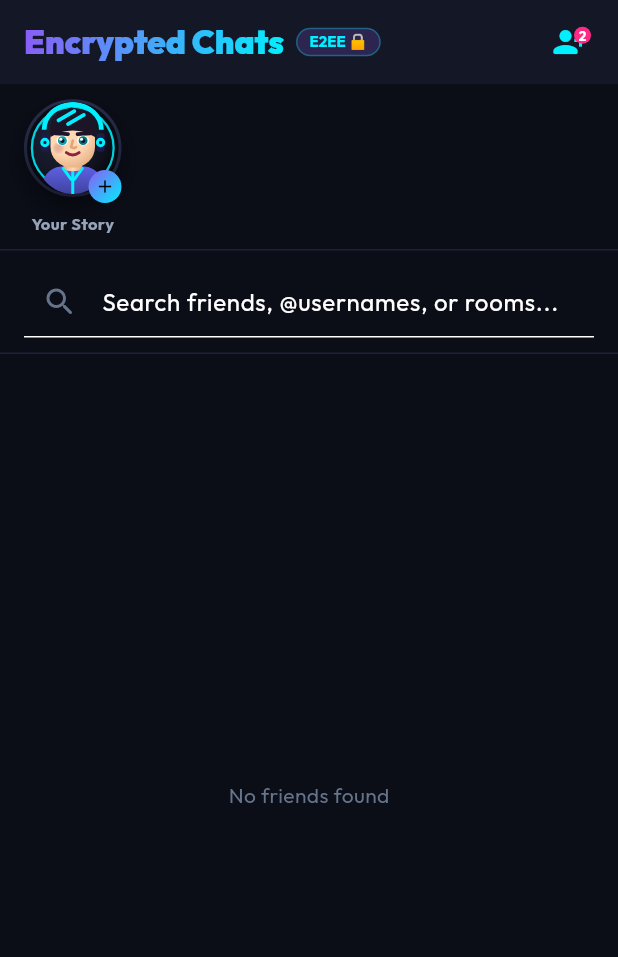
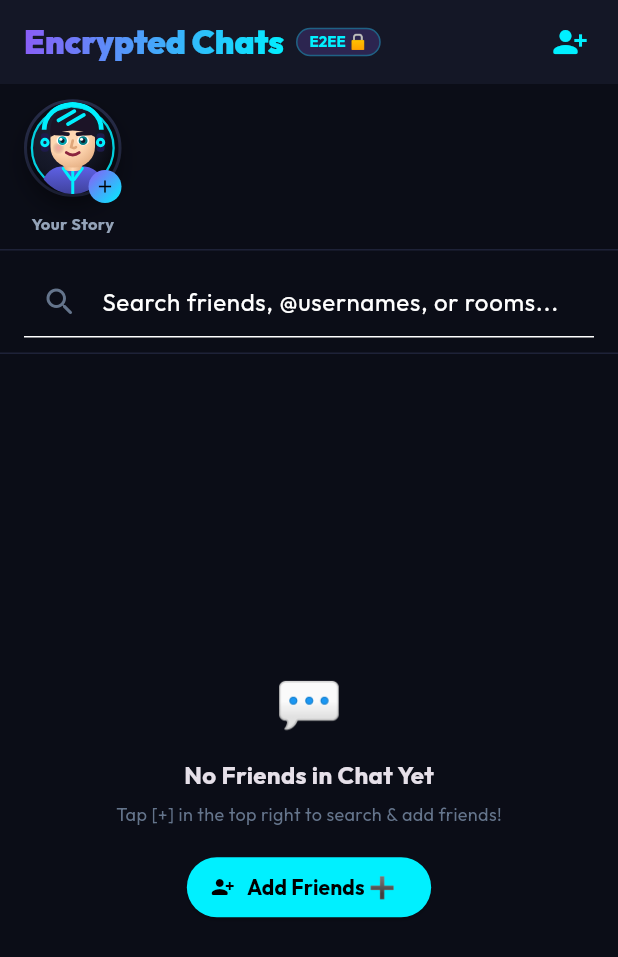
Before and after one commit to Divyanshu7300/PieC, a Flutter app: the ChatListScreen screen opened directly, on a phone screen of 412 x 824 dp. Shown: the top 957 px of the screen. Run offline on Flutter 3.47's test engine with Material 3 defaults, Android fonts, the phone set to English and light mode, and no system bars; our stand-ins replace cloud_firestore, firebase_auth, firebase_core, firebase_messaging, flutter_map, geolocator and 3 more; missing offline and left inert: encrypt; accounts and stored records are empty.

Commit message:
fix(core): Comprehensive overhaul of Friends List, Real-time Chat Sync, Dynamic Badge Counter, Reciprocal Friendship and Map Pins

```diff
--- a/lib/screens/chat/chat_list_screen.dart
+++ b/lib/screens/chat/chat_list_screen.dart
@@ -1,9 +1,14 @@
 import 'package:flutter/material.dart';
 import 'package:intl/intl.dart';
 import 'package:piec/core/constants/app_colors.dart';
+import 'package:piec/core/models/call_session_model.dart';
 import 'package:piec/core/models/user_model.dart';
 import 'package:piec/core/services/auth_service.dart';
+import 'package:piec/core/services/call_service.dart';
 import 'package:piec/core/services/chat_service.dart';
+import 'package:piec/core/services/firestore_chat_service.dart';
+import 'package:piec/core/services/friend_service.dart';
+import 'package:piec/screens/call/active_call_screen.dart';
 import 'package:piec/screens/chat/chat_room_screen.dart';
 import 'package:piec/screens/friends/add_friends_hub_modal.dart';
 import 'package:piec/widgets/avatar/gamified_avatar.dart';
@@ -33,12 +38,9 @@ class _ChatListScreenState extends State<ChatListScreen> {
   Widget build(BuildContext context) {
     final auth = Provider.of<AuthService>(context);
     final chatService = Provider.of<ChatService>(context);
-
-    final filteredFriends = chatService.friends.where((f) {
-      final nameMatches = f.name.toLowerCase().contains(_searchQuery.toLowerCase());
-      final usernameMatches = f.username.toLowerCase().contains(_searchQuery.toLowerCase());
-      return nameMatches || usernameMatches;
-    }).toList();
+    final friendService = Provider.of<FriendService>(context);
+    final firestoreChat = Provider.of<FirestoreChatService>(context);
+    final currentUserId = auth.currentUser?.id ?? '';
 
     return Scaffold(
       appBar: AppBar(
@@ -77,18 +79,23 @@ class _ChatListScreenState extends State<ChatListScreen> {
               clipBehavior: Clip.none,
               children: [
                 const Icon(Icons.person_add_alt_1_rounded, color: AppColors.primaryNeon),
+                if (friendService.pendingCount > 0)
                   Positioned(
-                  top: -2,
-                  right: -2,
+                    top: -4,
+                    right: -4,
                     child: Container(
-                    padding: const EdgeInsets.all(3),
+                      padding: const EdgeInsets.all(4),
                       decoration: const BoxDecoration(
                         color: AppColors.accentPink,
                         shape: BoxShape.circle,
                       ),
-                    child: const Text(
-                      '2',
-                      style: TextStyle(fontSize: 9, fontWeight: FontWeight.bold, color: Colors.white),
+                      child: Text(
+                        '${friendService.pendingCount}',
+                        style: const TextStyle(
+                          fontSize: 9,
+                          fontWeight: FontWeight.bold,
+                          color: Colors.white,
+                        ),
                       ),
                     ),
                   ),
@@ -136,16 +143,66 @@ class _ChatListScreenState extends State<ChatListScreen> {
 
           const Divider(color: AppColors.surfaceLight, height: 1),
 
-          // Chat Conversations List
+          // Chat Conversations List with Live Cloud Firestore Friends Stream
           Expanded(
-            child: filteredFriends.isEmpty
-                ? const Center(
-                    child: Text(
-                      'No friends found',
-                      style: TextStyle(color: AppColors.textMuted),
+            child: StreamBuilder<List<UserModel>>(
+              stream: firestoreChat.friendsStream(currentUserId),
+              builder: (context, snapshot) {
+                final firestoreFriends = snapshot.data ?? [];
+
+                // Combine firestore friends and cached friends
+                final allFriends = <UserModel>[];
+                for (final f in firestoreFriends) {
+                  if (!allFriends.any((existing) => existing.id == f.id)) {
+                    allFriends.add(f);
+                  }
+                }
+                for (final f in chatService.friends) {
+                  if (!allFriends.any((existing) => existing.id == f.id)) {
+                    allFriends.add(f);
+                  }
+                }
+
+                final filteredFriends = allFriends.where((f) {
+                  final nameMatches = f.name.toLowerCase().contains(_searchQuery.toLowerCase());
+                  final usernameMatches = f.username.toLowerCase().contains(_searchQuery.toLowerCase());
+                  return nameMatches || usernameMatches;
+                }).toList();
+
+                if (filteredFriends.isEmpty) {
+                  return Center(
+                    child: Column(
+                      mainAxisAlignment: MainAxisAlignment.center,
+                      children: [
+                        const Text('💬', style: TextStyle(fontSize: 36)),
+                        const SizedBox(height: 10),
+                        const Text(
+                          'No Friends in Chat Yet',
+                          style: TextStyle(fontWeight: FontWeight.bold, fontSize: 16),
                         ),
-                  )
-                : ListView.separated(
+                        const SizedBox(height: 6),
+                        const Text(
+                          'Tap [+] in the top right to search & add friends!',
+                          style: TextStyle(color: AppColors.textMuted, fontSize: 12),
+                        ),
+                        const SizedBox(height: 16),
+                        ElevatedButton.icon(
+                          onPressed: () {
+                            Navigator.push(
+                              context,
+                              MaterialPageRoute(builder: (_) => const Scaffold(body: AddFriendsHubModal())),
+                            );
+                          },
+                          icon: const Icon(Icons.person_add_alt_1_rounded, size: 16, color: Colors.black),
+                          label: const Text('Add Friends ➕', style: TextStyle(color: Colors.black, fontWeight: FontWeight.bold)),
+                          style: ElevatedButton.styleFrom(backgroundColor: AppColors.primaryNeon),
+                        ),
+                      ],
+                    ),
+                  );
+                }
+
+                return ListView.separated(
                   itemCount: filteredFriends.length,
                   separatorBuilder: (_, __) =>
                       const Divider(color: AppColors.surfaceLight, height: 1, indent: 76),
@@ -222,36 +279,56 @@ class _ChatListScreenState extends State<ChatListScreen> {
                           const SizedBox(width: 4),
                           Expanded(
                             child: Text(
-                                lastMsg?.decryptedContent ?? friend.statusText,
+                              lastMsg?.decryptedContent.isNotEmpty == true
+                                  ? lastMsg!.decryptedContent
+                                  : friend.statusText,
                               style: const TextStyle(
                                 fontSize: 13,
-                                  color: AppColors.textSecondary,
+                                color: AppColors.textMuted,
                               ),
                               maxLines: 1,
                               overflow: TextOverflow.ellipsis,
                             ),
                           ),
-                            if (lastMsg?.reactionEmoji != null)
-                              Padding(
-                                padding: const EdgeInsets.only(left: 4),
-                                child: Text(
-                                  lastMsg!.reactionEmoji!,
-                                  style: const TextStyle(fontSize: 12),
+                        ],
                       ),
+                      trailing: Row(
+                        mainAxisSize: MainAxisSize.min,
+                        children: [
+                          // 1-Tap Voice Call
+                          IconButton(
+                            icon: const Icon(Icons.call_rounded, color: AppColors.primaryNeon, size: 20),
+                            onPressed: () {
+                              if (auth.currentUser != null) {
+                                final callService = Provider.of<CallService>(context, listen: false);
+                                callService.startCall(
+                                  caller: auth.currentUser!,
+                                  receiver: friend,
+                                  type: CallType.audio,
+                                );
+                                ActiveCallScreen.show(context);
+                              }
+                            },
+                          ),
+                          // 1-Tap 3D Video Call
+                          IconButton(
+                            icon: const Icon(Icons.videocam_rounded, color: AppColors.primaryPurple, size: 22),
+                            onPressed: () {
+                              if (auth.currentUser != null) {
+                                final callService = Provider.of<CallService>(context, listen: false);
+                                callService.startCall(
+                                  caller: auth.currentUser!,
+                                  receiver: friend,
+                                  type: CallType.avatarVideo,
+                                );
+                                ActiveCallScreen.show(context);
+                              }
+                            },
                           ),
                         ],
                       ),
-                        trailing: widget.onVisitOnMap != null
-                            ? IconButton(
-                                icon: const Icon(
-                                  Icons.location_searching_rounded,
-                                  color: AppColors.primaryNeon,
-                                  size: 20,
-                                ),
-                                tooltip: 'Visit on Map',
-                                onPressed: () => widget.onVisitOnMap!(friend),
-                              )
-                            : null,
+                    );
+                  },
                 );
               },
             ),
--- a/lib/screens/map/world_map_screen.dart
+++ b/lib/screens/map/world_map_screen.dart
@@ -8,6 +8,7 @@ import 'package:piec/core/models/user_model.dart';
 import 'package:piec/core/services/auth_service.dart';
 import 'package:piec/core/services/chat_service.dart';
 import 'package:piec/core/services/convoy_service.dart';
+import 'package:piec/core/services/firestore_chat_service.dart';
 import 'package:piec/core/services/location_service.dart';
 import 'package:piec/core/services/navigation_service.dart';
 import 'package:piec/core/services/sentinel_safety_service.dart';
@@ -123,7 +124,12 @@ class _WorldMapScreenState extends State<WorldMapScreen> {
     final activeSquad = squadService.activeSquad;
 
     // Filter visible friends based on active squad
-    final List<UserModel> visibleFriends = chatService.friends.where((f) {
+    final allFriends = <UserModel>[];
+    for (final f in chatService.friends) {
+      if (!allFriends.any((e) => e.id == f.id)) allFriends.add(f);
+    }
+
+    final List<UserModel> visibleFriends = allFriends.where((f) {
       if (activeSquad == null) return true; // Show all
       return activeSquad.members.any((m) => m.id == f.id);
     }).toList();
```
Also changed, not shown: lib/screens/chat/chat_room_screen.dart (+15 -0 lines), lib/screens/friends/add_friends_hub_modal.dart (+14 -4 lines), 1 other file. Lines whose indentation alone changed are shown as unchanged.
